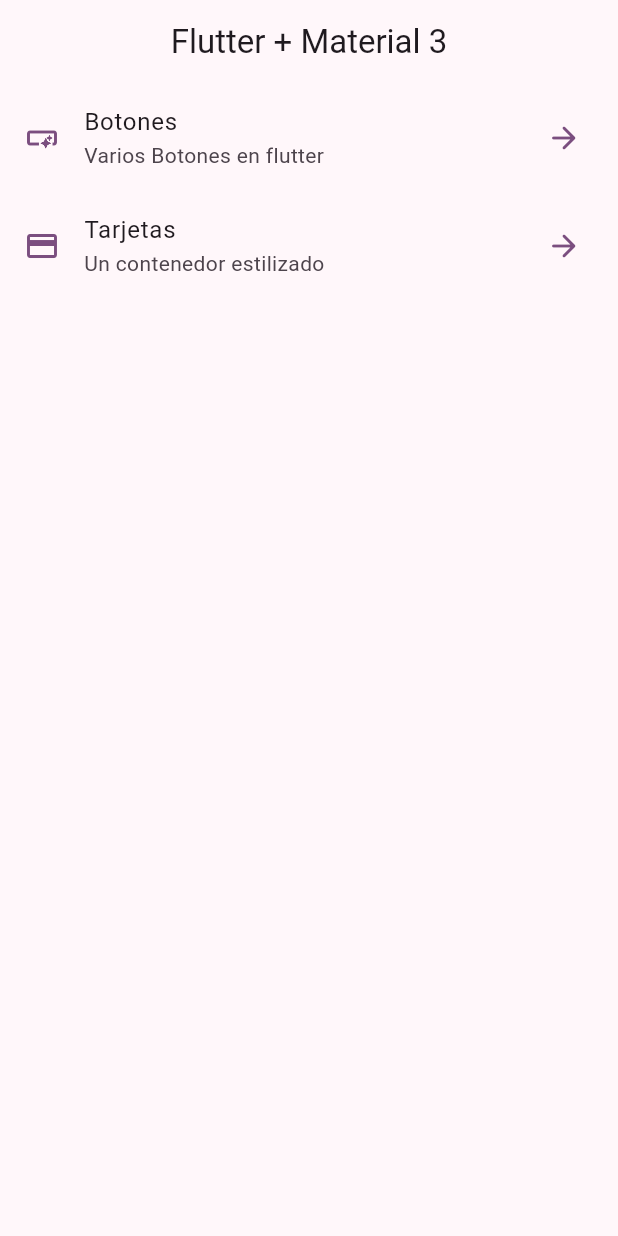
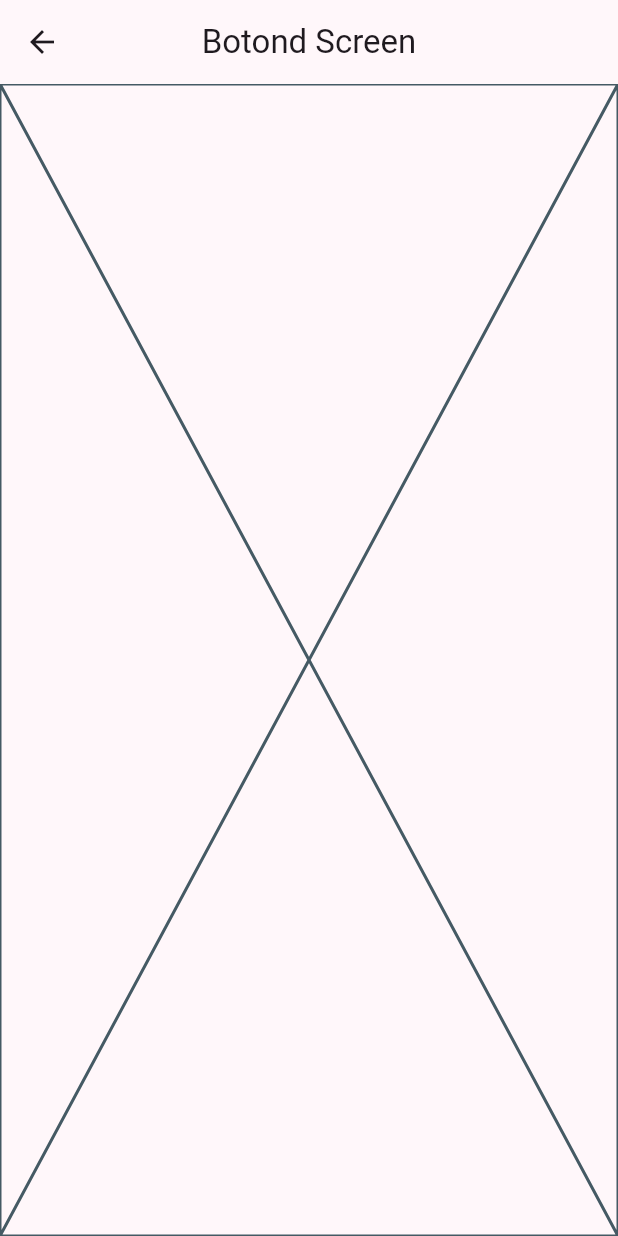
Before and after one commit to oscar1098/flutter_wigets_app, a Flutter app: the screen it shows after launch, after a tap on "Botones", on a phone screen of 412 x 824 dp. Run offline on Flutter 3.47's test engine with Material 2 defaults, Android fonts, the phone set to English and light mode, and no system bars.

```diff
--- a/lib/config/menu/menu_item.dart
+++ b/lib/config/menu/menu_item.dart
@@ -25,7 +25,7 @@ const appMenuItems = <MenuItem> [
   MenuItem(
     title: 'Tarjetas',
     subtitle: 'Un contenedor estilizado',
-    link: '/card',
+    link: '/cards',
     icon: Icons.credit_card
   ),
 ];
--- a/lib/main.dart
+++ b/lib/main.dart
@@ -1,5 +1,7 @@
 import 'package:flutter/material.dart';
 import 'package:wigets_app/config/theme/app_theme.dart';
+import 'package:wigets_app/presentation/screens/buttons/buttons_screen.dart';
+import 'package:wigets_app/presentation/screens/cards/cards_screen.dart';
 import 'package:wigets_app/presentation/screens/home/home_screen.dart';
 
 void main() {
@@ -14,7 +16,11 @@ class MainApp extends StatelessWidget {
     return  MaterialApp(
       theme: AppTheme(selectedColor: 3).getTheme() ,
       debugShowCheckedModeBanner: false,
-      home: const  HomeScreen()
+      home: const  HomeScreen(),
+      routes: {
+        '/buttons' : (context) => const ButtonsSreen(),
+        '/cards' : (context) => const CardsScreen(),
+      },
     );
   }
 }
--- /dev/null
+++ b/lib/presentation/screens/buttons/buttons_screen.dart
@@ -0,0 +1,15 @@
+import 'package:flutter/material.dart';
+
+class ButtonsSreen extends StatelessWidget {
+  const ButtonsSreen({super.key});
+
+  @override
+  Widget build(BuildContext context) {
+    return Scaffold(
+      appBar: AppBar(
+        title: const Text('Botond Screen'),
+      ),
+      body: Placeholder(),
+    );
+  }
+}
--- a/lib/presentation/screens/home/home_screen.dart
+++ b/lib/presentation/screens/home/home_screen.dart
@@ -1,5 +1,4 @@
 import 'package:flutter/material.dart';
-
 import '../../../config/menu/menu_item.dart';
 
 class HomeScreen extends StatelessWidget {
@@ -28,7 +27,7 @@ class _HomeView extends StatelessWidget {
       itemBuilder: (BuildContext context, int index) {
 
         final menuTitle = appMenuItems[index];
-        return _CustomListTile(menuTitle: menuTitle)  ;
+        return _CustomListTile(menuItem: menuTitle)  ;
       },
     );
   }
@@ -36,10 +35,10 @@ class _HomeView extends StatelessWidget {
 
 class _CustomListTile extends StatelessWidget {
   const _CustomListTile({
-    required this.menuTitle,
+    required this.menuItem,
   });
 
-  final MenuItem menuTitle;
+  final MenuItem menuItem;
 
   @override
   Widget build(BuildContext context) {
@@ -47,12 +46,14 @@ class _CustomListTile extends StatelessWidget {
     final colors = Theme.of(context).colorScheme;
 
     return ListTile(
-      leading: Icon(menuTitle.icon, color: colors.primary),
+      leading: Icon(menuItem.icon, color: colors.primary),
       trailing: Icon( Icons.arrow_forward_rounded, color: colors.primary, ),
-      title: Text( menuTitle.title ),
-      subtitle: Text(menuTitle.subtitle),
+      title: Text( menuItem.title ),
+      subtitle: Text(menuItem.subtitle),
       onTap: () {
-        //TODO Navegar otra pantalla
+
+        Navigator.pushNamed(context, menuItem.link);
+
       },
     );
   }
```
Also changed, not shown: lib/presentation/screens/cards/cards_screen.dart (added, +15 -0 lines).
